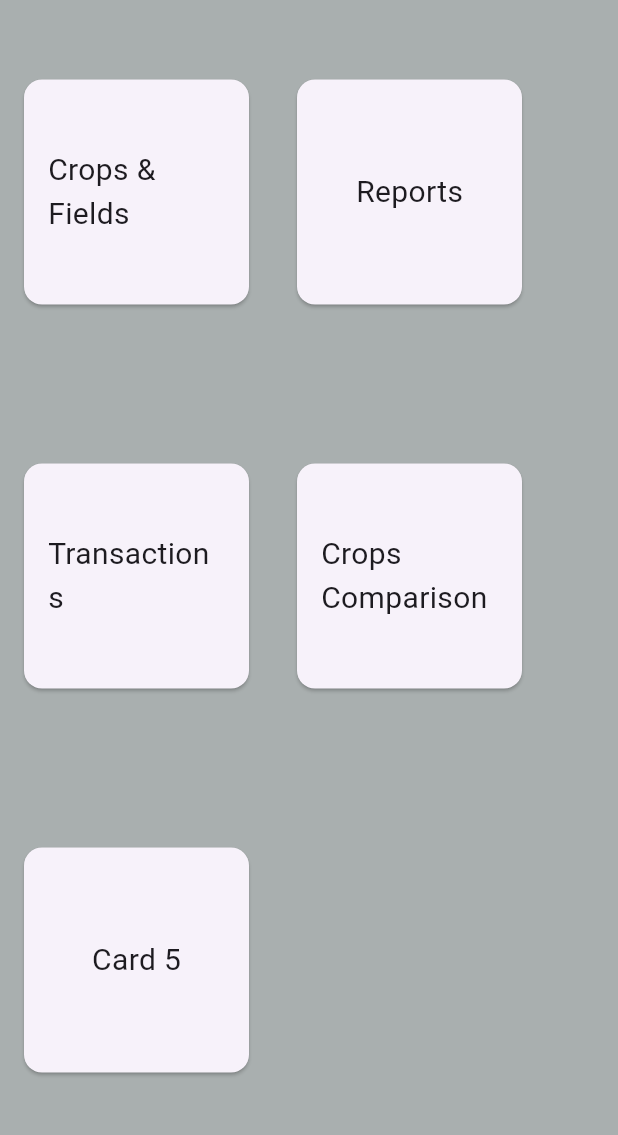
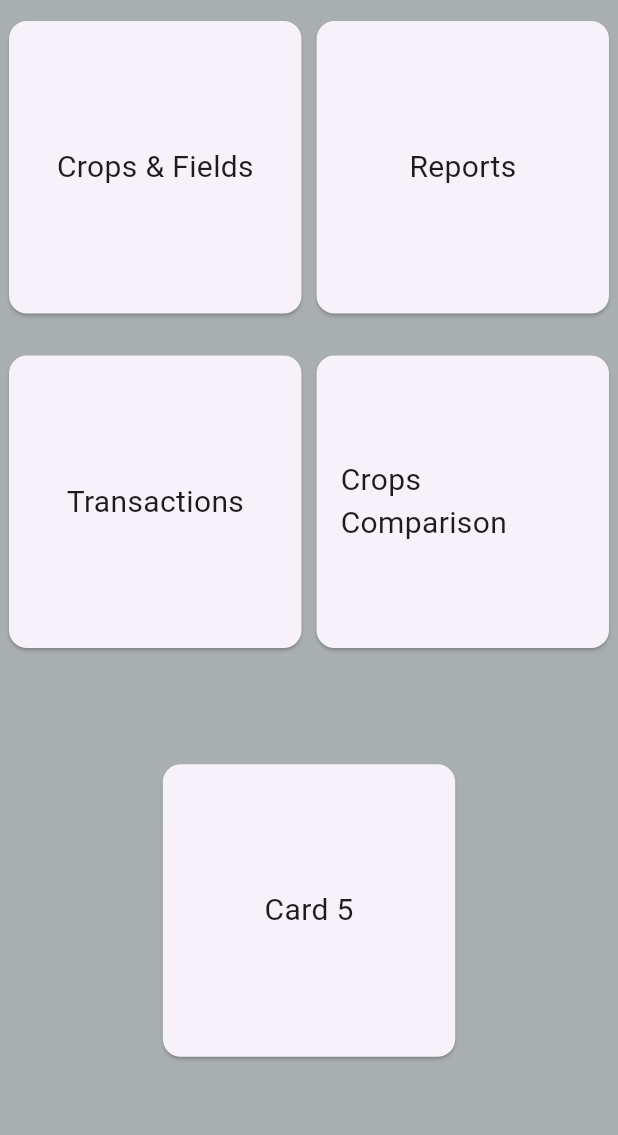
Before and after one commit to bsc-inf-20-19/FarmRecordsManagementSystem, a Flutter app: the screen it shows after launch, on a phone screen of 412 x 824 dp, the part 84-1219 px from its top. Run offline on Flutter 3.47's test engine with Material 3 defaults, Android fonts, the phone set to English and light mode, and no system bars.

Commit message:
Cards evenly spaced

```diff
--- a/farm_records_management_system/lib/Pages/home.dart
+++ b/farm_records_management_system/lib/Pages/home.dart
@@ -25,7 +25,15 @@ class HomePage extends StatelessWidget {
   @override
   Widget build(BuildContext context) {
     return Scaffold(
-        drawer: Container(alignment: Alignment.topLeft, color: Colors.white, height: 250,),
+        drawer: Container(
+        width: MediaQuery.of(context).size.width,
+        color: Colors.white,
+        child: Column(
+          children: [
+            // Add your drawer content here
+          ],
+        ),
+      ),
         backgroundColor: const Color.fromARGB(
             255, 169, 175, 175), // Change background color here
         appBar: AppBar(
@@ -37,10 +45,13 @@ class HomePage extends StatelessWidget {
         ),
         body:  Center(
           child: Column(
-           mainAxisAlignment: MainAxisAlignment.start,
+           mainAxisAlignment: MainAxisAlignment.center,
             children: [
-              Expanded(
+             Container(
+              padding: const EdgeInsets.symmetric(vertical: 10),
+               child: Expanded(
                 child: Row(
+                  mainAxisAlignment: MainAxisAlignment.spaceEvenly,
                   children: [
                     CardItem(
                         title: 'Crops & Fields',
@@ -59,8 +70,13 @@ class HomePage extends StatelessWidget {
                   ],
                 ),
               ),
-              Expanded(
+             ),
+
+             Container(
+              padding: const EdgeInsets.symmetric(vertical: 10),
+              child: Expanded(
                 child: Row(
+                   mainAxisAlignment: MainAxisAlignment.spaceEvenly,
                   children: [
                     CardItem(
                       title: 'Transactions',
@@ -77,8 +93,10 @@ class HomePage extends StatelessWidget {
                   ],
                 ),
               ),
+             ),
               Expanded(
                 child: Row(
+                  mainAxisAlignment: MainAxisAlignment.spaceEvenly,
                   children: [
                     CardItem(
                       title: 'Card 5',
@@ -105,17 +123,14 @@ class CardItem extends StatelessWidget {
   @override
   Widget build(BuildContext context) {
     return Card(
-      margin: const EdgeInsets.all(16.0),
       child: InkWell(
         onTap: onTap,
-        // () {
-        //   // Add your onTap logic here
-        // },
+
         child: Container(
           padding: const EdgeInsets.all(16.0),
-          height: 150,
-          width: 150,
-          alignment: Alignment.bottomRight,
+          height: 195,
+          width: 195,
+          alignment: Alignment.center,
           child: Center(
             child: Text(
               title,
```
